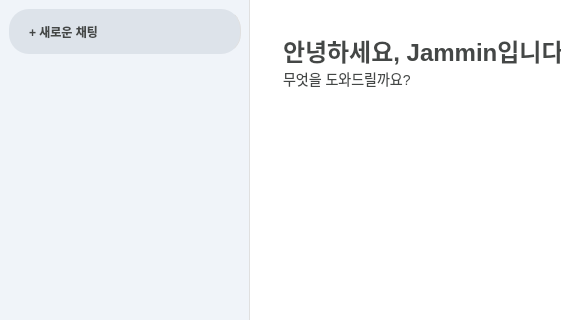
The window that jammin.ui (minho5235/jammin) describes before a commit, drawn with Qt 5; both pictures show x 0 to 561 and y 0 to 320 of the 1000 by 700 pixel window.
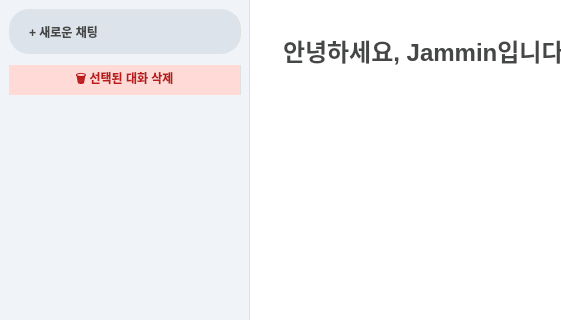
The same window after the commit.

Diff of the .ui file:
```diff
--- a/jammin.ui
+++ b/jammin.ui
@@ -80,17 +80,60 @@
         </widget>
        </item>
        <item>
-        <spacer name="verticalSpacer">
-         <property name="orientation">
-          <enum>Qt::Vertical</enum>
-         </property>
-         <property name="sizeHint" stdset="0">
+        <widget class="QPushButton" name="btn_delete">
+         <property name="minimumSize">
           <size>
-           <width>20</width>
-           <height>40</height>
+           <width>0</width>
+           <height>35</height>
           </size>
          </property>
-        </spacer>
+         <property name="styleSheet">
+          <string notr="true">
+           QPushButton {
+            background-color: #ffdad6;
+            border-radius: 17px;
+            color: #ba1a1a;
+            font-weight: bold;
+            text-align: center;
+            margin-top: 5px;
+           }
+           QPushButton:hover {
+            background-color: #ffb4ab;
+           }
+          </string>
+         </property>
+         <property name="text">
+          <string>🗑️ 선택된 대화 삭제</string>
+         </property>
+        </widget>
+       </item>
+       <item>
+        <widget class="QListWidget" name="session_list">
+         <property name="styleSheet">
+          <string notr="true">
+           QListWidget {
+            border: none;
+            background-color: transparent;
+            font-size: 14px;
+            color: #444746;
+            outline: none;
+           }
+           QListWidget::item {
+            padding: 10px;
+            border-radius: 10px;
+            margin-bottom: 5px;
+           }
+           QListWidget::item:hover {
+            background-color: #e8eaed;
+           }
+           QListWidget::item:selected {
+            background-color: #d3e3fd;
+            color: #041e49;
+            font-weight: bold;
+           }
+          </string>
+         </property>
+        </widget>
        </item>
       </layout>
      </widget>
@@ -104,12 +147,7 @@
           <string notr="true">border: none; padding: 20px; font-size: 14px;</string>
          </property>
          <property name="html">
-          <string>&lt;!DOCTYPE HTML PUBLIC &quot;-//W3C//DTD HTML 4.0//EN&quot; &quot;http://www.w3.org/TR/REC-html40/strict.dtd&quot;&gt;
-&lt;html&gt;&lt;head&gt;&lt;meta name=&quot;qrichtext&quot; content=&quot;1&quot; /&gt;&lt;style type=&quot;text/css&quot;&gt;
-p, li { white-space: pre-wrap; }
-&lt;/style&gt;&lt;/head&gt;&lt;body style=&quot; font-family:'Malgun Gothic'; font-size:14px; font-weight:400; font-style:normal;&quot;&gt;
-&lt;p style=&quot; margin-top:0px; margin-bottom:0px; margin-left:0px; margin-right:0px; -qt-block-indent:0; text-indent:0px;&quot;&gt;&lt;span style=&quot; font-size:18pt; font-weight:600; color:#444746;&quot;&gt;안녕하세요, Jammin입니다.&lt;/span&gt;&lt;/p&gt;
-&lt;p style=&quot; margin-top:0px; margin-bottom:0px; margin-left:0px; margin-right:0px; -qt-block-indent:0; text-indent:0px;&quot;&gt;&lt;span style=&quot; color:#444746;&quot;&gt;무엇을 도와드릴까요?&lt;/span&gt;&lt;/p&gt;&lt;/body&gt;&lt;/html&gt;</string>
+            <string>&lt;html&gt;&lt;head/&gt;&lt;body&gt;&lt;p&gt;&lt;span style=&quot; font-size:18pt; font-weight:600; color:#444746;&quot;&gt;안녕하세요, Jammin입니다.&lt;/span&gt;&lt;/p&gt;&lt;/body&gt;&lt;/html&gt;</string>
          </property>
         </widget>
        </item>
```
Left out of the diff: 18 changed lines with no effect on the pictures.
